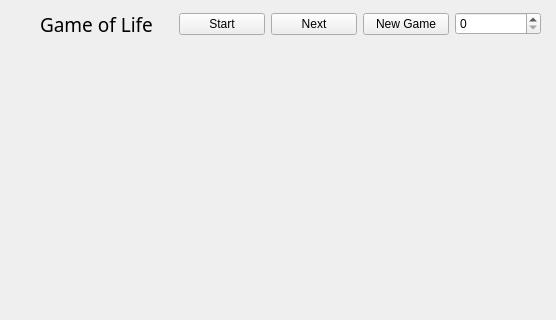
Before: the Qt Designer form GameOfLife/mainwindow.ui in roosaaR/GameOfLife, drawn with Qt 5; both pictures show x 0 to 556 and y 0 to 320 of the 556 by 565 pixel window.
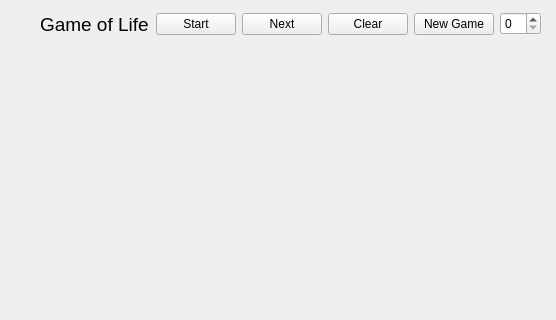
After: the same form once the commit is applied.

```diff
--- a/GameOfLife/mainwindow.ui
+++ b/GameOfLife/mainwindow.ui
@@ -52,7 +52,6 @@
       <widget class="QLabel" name="label">
        <property name="font">
         <font>
-         <family>Impact</family>
          <pointsize>14</pointsize>
          <italic>false</italic>
          <bold>false</bold>
@@ -87,6 +86,18 @@
        </property>
       </widget>
      </item>
+     <item>
+      <widget class="QPushButton" name="ClearButton">
+       <property name="font">
+        <font>
+         <bold>false</bold>
+        </font>
+       </property>
+       <property name="text">
+        <string>Clear</string>
+       </property>
+      </widget>
+     </item>
      <item>
       <widget class="QPushButton" name="createBoard">
        <property name="font">
```
